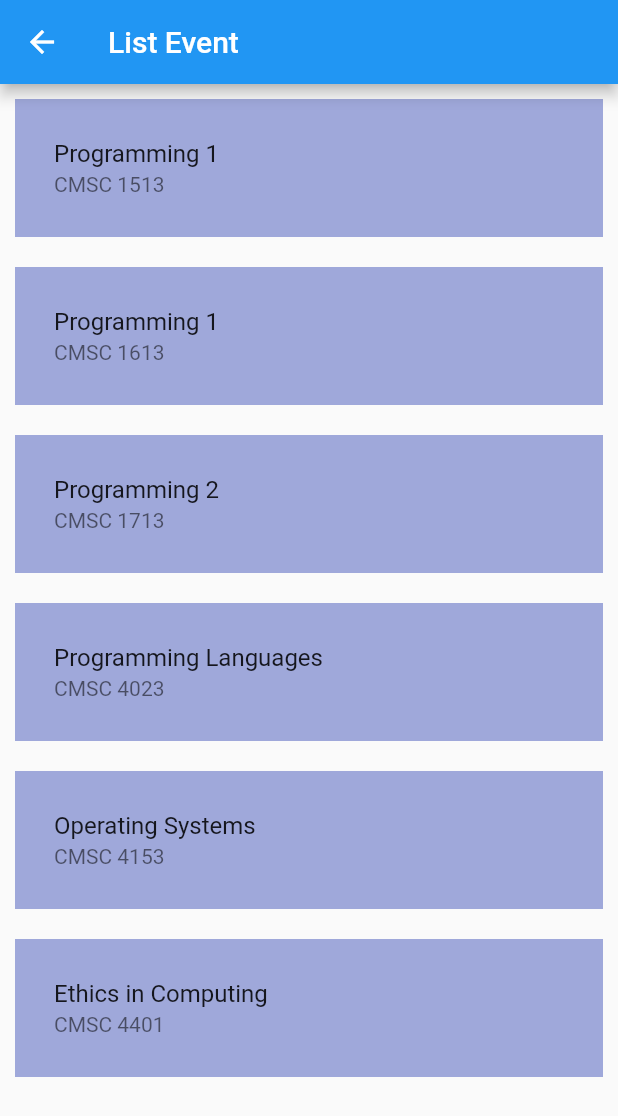
After one commit to SeanAlexWall/MApps-Lesson2, a Flutter app: the screen it shows after launch, after a tap on "List Event Demo", on a phone screen of 412 x 824 dp. The commit adds this screen. Shown: the top 1116 px of the screen. Run offline on Flutter 3.47's test engine with Material 2 defaults, Android fonts, the phone set to English and light mode, and no system bars; network calls fail.

Commit message:
finished with Lesson 2 part 1

```diff
--- a/lib/main.dart
+++ b/lib/main.dart
@@ -1,3 +1,8 @@
+import 'package:Lesson2/screen/counterdemo_screen.dart';
+import 'package:Lesson2/screen/listdemo_screen.dart';
+import 'package:Lesson2/screen/listevent_screen.dart';
+import 'package:Lesson2/screen/start_screen.dart';
+import 'package:Lesson2/screen/widgetlifecycle_screen.dart';
 import 'package:flutter/material.dart';
 
 void main() {
@@ -9,7 +14,14 @@ class Lesson2App extends StatelessWidget {
   Widget build(BuildContext context) {
 
     return MaterialApp(
-      home: Text("Lesson2 App"),
+      initialRoute: StartScreen.routeName,
+      routes: {
+        StartScreen.routeName : (context) => StartScreen(),
+        CounterDemoScreen.routeName : (context) => CounterDemoScreen(),
+        WidgetLifeCycleScreen.routeName : (context) => WidgetLifeCycleScreen(),
+        ListDemoScreen.routeName : (context) => ListDemoScreen(),
+        ListEventScreen.routeName : (context) => ListEventScreen(),
+      },
     );
   }
 
--- /dev/null
+++ b/lib/model/course.dart
@@ -0,0 +1,52 @@
+class Course{
+  String number;
+  String title;
+  String prereq;
+  String imageURL;
+
+  Course({
+    this.imageURL,
+    this.number,
+    this.title,
+    this.prereq,
+  });
+}
+
+var courseList = [
+  Course(
+    number: "CMSC 1513",
+    title: "Programming 1",
+    prereq: "MATH 2013",
+    imageURL: "https://images-na.ssl-images-amazon.com/images/I/61V5qiEf5yL._SX403_BO1,204,203,200_.jpg",
+  ),
+  Course(
+    number: "CMSC 1613",
+    title: "Programming 1",
+    prereq: "CMSE 1513",
+    imageURL: "https://images-na.ssl-images-amazon.com/images/I/517rMbNEp+L._SX258_BO1,204,203,200_.jpg",
+  ),
+  Course(
+    number: "CMSC 1713",
+    title: "Programming 2",
+    prereq: "CMSC 1613",
+    imageURL: "https://images-na.ssl-images-amazon.com/images/I/517rMbNEp+L._SX258_BO1,204,203,200_.jpg",
+  ),
+  Course(
+    number: "CMSC 4023",
+    title: "Programming Languages",
+    prereq: "CMSC 2023",
+    imageURL: "https://images-na.ssl-images-amazon.com/images/I/518JeTENdLL._SX396_BO1,204,203,200_.jpg",
+  ),
+  Course(
+    number: "CMSC 4153",
+    title: "Operating Systems",
+    prereq: "CMSC 2023",
+    imageURL: "https://www.comsc.uco.edu/~mcdaniel/opsys/galvin9bw.jpg",
+  ),
+  Course(
+    number: "CMSC 4401",
+    title: "Ethics in Computing",
+    prereq:  "CMSC 2023",
+    imageURL: "https://textbookbasics.b-cdn.net/wp-content/uploads/2020/08/COVER-Ethics-for-the-Information-Age-7th-Edition-by-Michael-J.-Quinn_1-600x776.jpg",
+  ),
+];
--- /dev/null
+++ b/lib/screen/listevent_screen.dart
@@ -0,0 +1,178 @@
+import 'package:Lesson2/model/course.dart';
+import 'package:flutter/material.dart';
+
+class ListEventScreen extends StatefulWidget {
+  static const routeName = "/listEventScreen";
+
+  @override
+  State<StatefulWidget> createState() {
+    return _ListEventState();
+  }
+
+}
+
+class _ListEventState extends State<ListEventScreen> {
+  _Controller con;
+
+  @override
+  void initState(){
+    super.initState();
+    con = _Controller(this);
+  }
+
+  void render(fn){
+    setState(fn);
+  }
+
+  @override
+  Widget build(BuildContext context) {
+    return Scaffold(
+      appBar: AppBar(
+        title: Text("List Event"),
+        actions: con.selected != null
+        ? [
+          IconButton(icon: Icon(Icons.delete), onPressed: con.delete),
+          IconButton(icon: Icon(Icons.cancel), onPressed: con.cancel),
+        ]
+        : null,
+      ),
+      body: ListView.builder(
+        itemCount: courseList.length,
+        itemBuilder: con.getTile,
+      ),
+    );
+  }
+
+}
+
+class _Controller{
+  _ListEventState state;
+  _Controller(this.state);
+  List<int> selected;
+  final Color selectedColor = Colors.indigo[500];
+  final Color unselectedColor = Colors.indigo[200];
+
+  Widget getTile(BuildContext context, int index){
+    return Container(
+      color: (selected != null && selected.indexOf(index) >= 0)
+          ? selectedColor
+          : unselectedColor,
+      padding: EdgeInsets.all(10.0),
+      margin: EdgeInsets.all(10.0),
+      child: ListTile(
+        title: Text(courseList[index].title),
+        subtitle: Text(courseList[index].number),
+        onTap: () {
+          _onTap(context, index);
+        },
+        onLongPress: () {
+          _longPress(context, index);
+        },
+      ),
+    );
+  }
+
+  void _onTap(BuildContext context, int index){
+    if(selected == null){
+      showDetails(context, courseList[index]);
+    }
+    else{
+      state.render((){
+        if(selected.indexOf(index) < 0){
+          selected.add(index);
+        }
+        else{
+          //cancell
+          selected.removeWhere((value) => value == index);
+          if(selected.length == 0) selected = null;
+        }
+      });
+    }
+  }
+
+  void _longPress(BuildContext context, int index){
+    if (selected == null){
+      state.render((){
+        selected = [];
+        selected.add(index);
+      });
+
+    }
+    else{
+      state.render((){
+        if(selected.indexOf(index) < 0){
+          selected.add(index);
+        }
+        else{
+          //cancell
+          selected.removeWhere((value) => value == index);
+          if(selected.length == 0) selected = null;
+        }
+      });
+    }
+
+  }
+
+  void delete() {
+    state.render((){
+      selected.sort(); //ascending
+      for(int i = selected.length -1; i >=0; i--){
+        courseList.removeAt(selected[i]);
+      }
+      selected = null;
+    });
+  }
+
+  void cancel() {
+    state.render(() => selected = null);
+  }
+
+
+
+  void showDetails(BuildContext context, Course course){
+    showDialog(
+      context: context,
+      barrierDismissible: false,
+      builder: (context) => AlertDialog(
+        backgroundColor: Colors.pink[50],
+        title: Text(course.number),
+        actions: [
+          FlatButton(
+            onPressed: () => Navigator.of(context).pop(),
+            child: Text("Close", style: Theme.of(context).textTheme.headline5,)
+          ),
+        ],
+        content: Card(
+          color: Colors.indigo[300],
+          elevation: 15.0,
+          shape: RoundedRectangleBorder(borderRadius: BorderRadius.circular(20.0)),
+          child: SingleChildScrollView(
+            child: Column(
+              children: [
+                Row(
+                  children: [
+                    Expanded(
+                      child: Image.network(course.imageURL),
+                      flex: 2,
+                    ),
+                    Expanded(
+                      child: Text(
+                        course.title,
+                        style: Theme.of(context).textTheme.headline5,
+                      ),
+                      flex: 1,
+                    ),
+                  ],
+                ),
+                Text(
+                  "Prerequisite: ${course.prereq}",
+                  style: Theme.of(context).textTheme.headline5,
+                ),
+              ],
+            ),
+          ),
+        ),
+      ),
+    );
+  }
+}
--- /dev/null
+++ b/lib/screen/start_screen.dart
@@ -0,0 +1,37 @@
+import 'package:Lesson2/screen/counterdemo_screen.dart';
+import 'package:Lesson2/screen/listdemo_screen.dart';
+import 'package:Lesson2/screen/listevent_screen.dart';
+import 'package:Lesson2/screen/widgetlifecycle_screen.dart';
+import 'package:flutter/material.dart';
+
+class StartScreen extends StatelessWidget{
+  static const routeName = "/startScreen";
+
+  @override
+  Widget build(BuildContext context) {
+    return Scaffold(
+      appBar: AppBar( title: Text("Choose a menu"),),
+      body: Column(
+        children: [
+          RaisedButton(
+            onPressed: () => Navigator.pushNamed(context, CounterDemoScreen.routeName),
+            child: Text("Counter Demo", style: Theme.of(context).textTheme.headline5),
+          ),
+          RaisedButton(
+            onPressed: () => Navigator.pushNamed(context, WidgetLifeCycleScreen.routeName),
+            child: Text("Widget Life Cycle", style: Theme.of(context).textTheme.headline5)
+          ),
+          RaisedButton(
+            onPressed: () => Navigator.pushNamed(context, ListDemoScreen.routeName),
+            child: Text("List Demo", style: Theme.of(context).textTheme.headline5),
+          ),
+          RaisedButton(
+            onPressed: () => Navigator.pushNamed(context, ListEventScreen.routeName),
+            child: Text("List Event Demo", style: Theme.of(context).textTheme.headline5),
+          ),
+        ],
+      )
+    );
+  }
+
+}
```
Also changed, not shown: lib/screen/counterdemo_screen.dart (added, +64 -0 lines), lib/screen/listdemo_screen.dart (added, +94 -0 lines), lib/screen/widgetlifecycle_screen.dart (added, +49 -0 lines).
